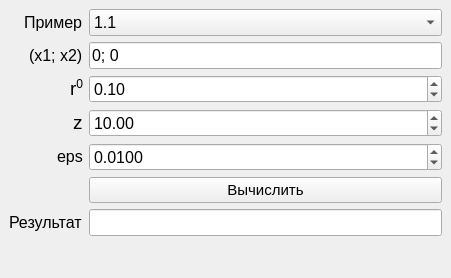
Qt form MainWindow.ui (Fortech4N9/LabOptimizationFromQT4) before a commit.
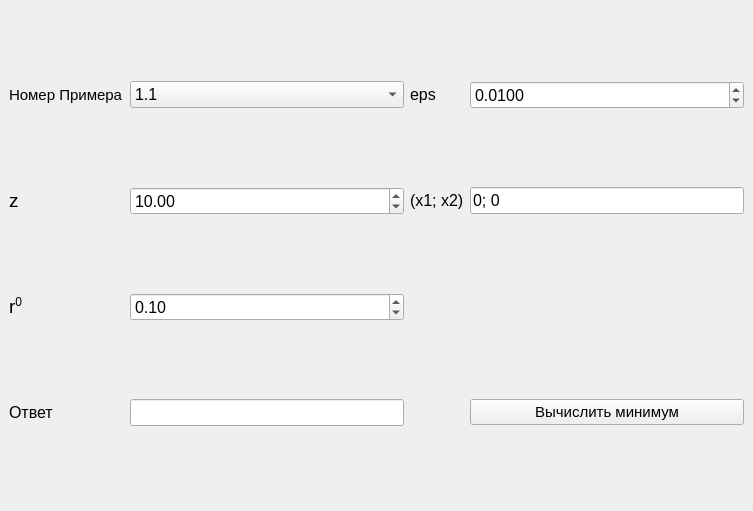
The same form after that commit. Icons and pictures are not drawn.

The edit to the form file:
```diff
--- a/MainWindow.ui
+++ b/MainWindow.ui
@@ -6,8 +6,8 @@
    <rect>
     <x>0</x>
     <y>0</y>
-    <width>438</width>
-    <height>278</height>
+    <width>753</width>
+    <height>511</height>
    </rect>
   </property>
   <property name="windowTitle">
@@ -18,11 +18,58 @@
     <normaloff>:/newPrefix/res/icon.ico</normaloff>:/newPrefix/res/icon.ico</iconset>
   </property>
   <widget class="QWidget" name="centralwidget">
-   <layout class="QFormLayout" name="formLayout_2">
-    <property name="labelAlignment">
-     <set>Qt::AlignRight|Qt::AlignTrailing|Qt::AlignVCenter</set>
-    </property>
-    <item row="1" column="1">
+   <layout class="QGridLayout" name="gridLayout">
+    <item row="1" column="3">
+     <widget class="QDoubleSpinBox" name="zInput">
+      <property name="font">
+       <font>
+        <pointsize>12</pointsize>
+       </font>
+      </property>
+      <property name="value">
+       <double>10.000000000000000</double>
+      </property>
+     </widget>
+    </item>
+    <item row="2" column="3">
+     <widget class="QDoubleSpinBox" name="rInput">
+      <property name="font">
+       <font>
+        <pointsize>12</pointsize>
+       </font>
+      </property>
+      <property name="value">
+       <double>0.100000000000000</double>
+      </property>
+     </widget>
+    </item>
+    <item row="1" column="2">
+     <widget class="QLabel" name="label_3">
+      <property name="text">
+       <string>&lt;html&gt;&lt;head/&gt;&lt;body&gt;&lt;p&gt;&lt;span style=&quot; font-size:14pt;&quot;&gt;z&lt;/span&gt;&lt;/p&gt;&lt;/body&gt;&lt;/html&gt;</string>
+      </property>
+     </widget>
+    </item>
+    <item row="0" column="10">
+     <widget class="QLabel" name="label_4">
+      <property name="text">
+       <string>&lt;html&gt;&lt;head/&gt;&lt;body&gt;&lt;p&gt;&lt;span style=&quot; font-size:12pt;&quot;&gt;eps&lt;/span&gt;&lt;/p&gt;&lt;/body&gt;&lt;/html&gt;</string>
+      </property>
+     </widget>
+    </item>
+    <item row="0" column="2">
+     <widget class="QLabel" name="label_5">
+      <property name="font">
+       <font>
+        <pointsize>11</pointsize>
+       </font>
+      </property>
+      <property name="text">
+       <string>&lt;html&gt;&lt;head/&gt;&lt;body&gt;&lt;p&gt;Номер Примера&lt;/p&gt;&lt;/body&gt;&lt;/html&gt;</string>
+      </property>
+     </widget>
+    </item>
+    <item row="1" column="11">
      <widget class="QLineEdit" name="xInput">
       <property name="font">
        <font>
@@ -37,14 +84,32 @@
       </property>
      </widget>
     </item>
-    <item row="1" column="0">
+    <item row="0" column="11">
+     <widget class="QDoubleSpinBox" name="epsInput">
+      <property name="font">
+       <font>
+        <pointsize>12</pointsize>
+       </font>
+      </property>
+      <property name="decimals">
+       <number>4</number>
+      </property>
+      <property name="singleStep">
+       <double>0.005000000000000</double>
+      </property>
+      <property name="value">
+       <double>0.010000000000000</double>
+      </property>
+     </widget>
+    </item>
+    <item row="1" column="10">
      <widget class="QLabel" name="label">
       <property name="text">
        <string>&lt;html&gt;&lt;head/&gt;&lt;body&gt;&lt;p&gt;&lt;span style=&quot; font-size:12pt;&quot;&gt;(x1; x2)&lt;/span&gt;&lt;/p&gt;&lt;/body&gt;&lt;/html&gt;</string>
       </property>
      </widget>
     </item>
-    <item row="0" column="1">
+    <item row="0" column="3">
      <widget class="QComboBox" name="funcSelector">
       <property name="font">
        <font>
@@ -68,90 +133,51 @@
       </item>
       <item>
        <property name="text">
-        <string>2.6</string>
+        <string>2.4</string>
        </property>
       </item>
       <item>
        <property name="text">
-        <string>2.10</string>
+        <string>2.8</string>
        </property>
       </item>
       <item>
        <property name="text">
-        <string>2.14</string>
+        <string>2.12</string>
        </property>
       </item>
       <item>
        <property name="text">
-        <string>Функция Розенброка, ограниченная диском</string>
+        <string>2.16</string>
+       </property>
+      </item>
+      <item>
+       <property name="text">
+        <string>Функция Симонеску</string>
        </property>
       </item>
      </widget>
     </item>
-    <item row="2" column="0">
+    <item row="2" column="2">
      <widget class="QLabel" name="label_2">
       <property name="text">
        <string>&lt;html&gt;&lt;head/&gt;&lt;body&gt;&lt;p&gt;&lt;span style=&quot; font-size:14pt;&quot;&gt;r&lt;/span&gt;&lt;span style=&quot; font-size:14pt; vertical-align:super;&quot;&gt;0&lt;/span&gt;&lt;/p&gt;&lt;/body&gt;&lt;/html&gt;</string>
       </property>
      </widget>
     </item>
-    <item row="3" column="0">
-     <widget class="QLabel" name="label_3">
-      <property name="text">
-       <string>&lt;html&gt;&lt;head/&gt;&lt;body&gt;&lt;p&gt;&lt;span style=&quot; font-size:14pt;&quot;&gt;z&lt;/span&gt;&lt;/p&gt;&lt;/body&gt;&lt;/html&gt;</string>
-      </property>
-     </widget>
-    </item>
-    <item row="0" column="0">
-     <widget class="QLabel" name="label_5">
-      <property name="text">
-       <string>&lt;html&gt;&lt;head/&gt;&lt;body&gt;&lt;p&gt;&lt;span style=&quot; font-size:12pt;&quot;&gt;Пример&lt;/span&gt;&lt;/p&gt;&lt;/body&gt;&lt;/html&gt;</string>
-      </property>
-     </widget>
-    </item>
-    <item row="2" column="1">
-     <widget class="QDoubleSpinBox" name="rInput">
+    <item row="8" column="2">
+     <widget class="QLabel" name="label_6">
       <property name="font">
        <font>
         <pointsize>12</pointsize>
        </font>
       </property>
-      <property name="value">
-       <double>0.100000000000000</double>
+      <property name="text">
+       <string>Ответ</string>
       </property>
      </widget>
     </item>
-    <item row="3" column="1">
-     <widget class="QDoubleSpinBox" name="zInput">
-      <property name="font">
-       <font>
-        <pointsize>12</pointsize>
-       </font>
-      </property>
-      <property name="value">
-       <double>10.000000000000000</double>
-      </property>
-     </widget>
-    </item>
-    <item row="4" column="1">
-     <widget class="QDoubleSpinBox" name="epsInput">
-      <property name="font">
-       <font>
-        <pointsize>12</pointsize>
-       </font>
-      </property>
-      <property name="decimals">
-       <number>4</number>
-      </property>
-      <property name="singleStep">
-       <double>0.005000000000000</double>
-      </property>
-      <property name="value">
-       <double>0.010000000000000</double>
-      </property>
-     </widget>
-    </item>
-    <item row="5" column="1">
+    <item row="8" column="11">
      <widget class="QPushButton" name="calculateBtn">
       <property name="font">
        <font>
@@ -159,25 +185,11 @@
        </font>
       </property>
       <property name="text">
-       <string>Вычислить</string>
+       <string>Вычислить минимум</string>
       </property>
      </widget>
     </item>
-    <item row="4" column="0">
-     <widget class="QLabel" name="label_4">
-      <property name="text">
-       <string>&lt;html&gt;&lt;head/&gt;&lt;body&gt;&lt;p&gt;&lt;span style=&quot; font-size:12pt;&quot;&gt;eps&lt;/span&gt;&lt;/p&gt;&lt;/body&gt;&lt;/html&gt;</string>
-      </property>
-     </widget>
-    </item>
-    <item row="6" column="0">
-     <widget class="QLabel" name="label_7">
-      <property name="text">
-       <string>&lt;html&gt;&lt;head/&gt;&lt;body&gt;&lt;p&gt;&lt;span style=&quot; font-size:12pt;&quot;&gt;Результат&lt;/span&gt;&lt;/p&gt;&lt;/body&gt;&lt;/html&gt;</string>
-      </property>
-     </widget>
-    </item>
-    <item row="6" column="1">
+    <item row="8" column="3">
      <widget class="QLineEdit" name="resOutput">
       <property name="font">
        <font>
```
